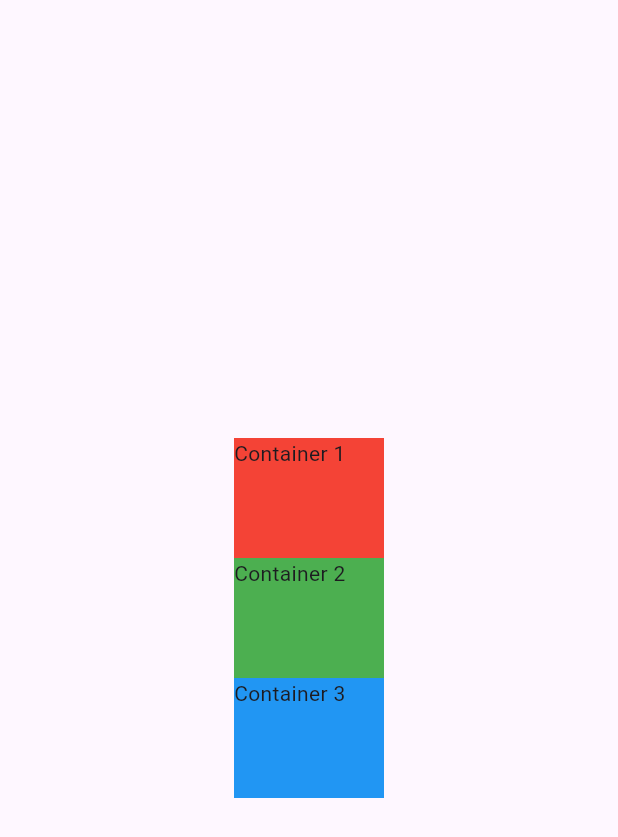
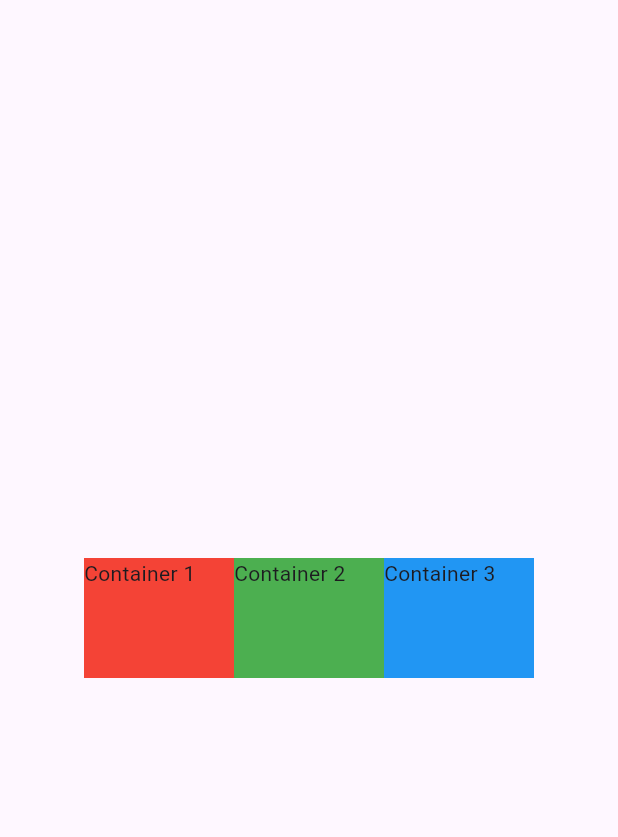
Before and after one commit to sssun19/flutter_basic2, a Flutter app: the Body widget shown alone on an empty page, opened directly, on a phone screen of 412 x 824 dp. Shown: the top 837 px of the screen. Run offline on Flutter 3.47's test engine with Material 3 defaults, Android fonts, the phone set to English and light mode, and no system bars.

Commit message:
Row_좌우로 배치하기

```diff
--- a/lib/main2.dart
+++ b/lib/main2.dart
@@ -5,7 +5,7 @@ void main() {
   runApp(MaterialApp(
     home: Scaffold(
       appBar: AppBar(
-        title: Text('Widget 을 상하로 배치하기'),
+        title: Text('Widget 을 좌우로 배치하기'),
       ),
       body: Body(),
     ),
@@ -18,9 +18,10 @@ class Body extends StatelessWidget {
   @override
   Widget build(BuildContext context) {
     return Container(
-      width: double.infinity,
-      child: Column(
-        mainAxisSize: MainAxisSize.max,
+      height: double.infinity,
+      //child: Column() 상하
+      child: Row(
+        // mainAxisSize: MainAxisSize.max,
         mainAxisAlignment: MainAxisAlignment.center, //column은 center 말고 mainAxisAlignment 로 가운데 정렬 (상하정렬)
         crossAxisAlignment: CrossAxisAlignment.center, //좌우정렬
         children: [
```
